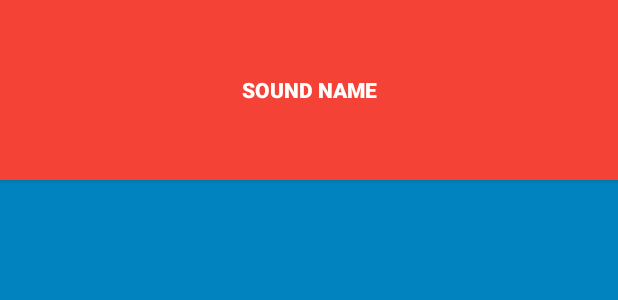
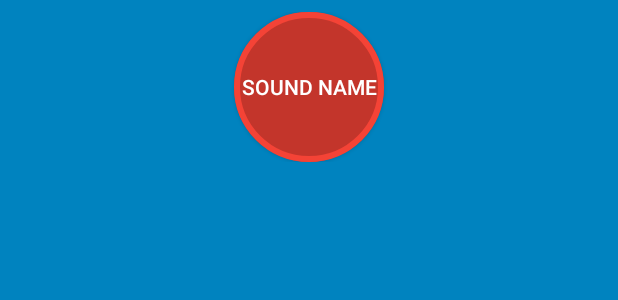
Before and after one commit to Jesiontrop/BeatBox, an Android app: the layout list_item_sound.xml on its own in the app's theme, with its tools: preview values and no code run, on a phone screen of 412 x 824 dp. Shown: the top 300 px of the screen. Run offline under Robolectric (Android 15) with nearby library versions, the phone set to English and light mode, and no system bars.

Commit message:
Chaged Button design

```diff
--- /dev/null
+++ b/app/src/main/res/drawable/button_beat_box.xml
@@ -0,0 +1,7 @@
+<?xml version="1.0" encoding="utf-8"?>
+<selector xmlns:android="http://schemas.android.com/apk/res/android">
+    <item android:drawable="@drawable/button_beat_box_pressed"
+        android:state_pressed="true"/>
+
+    <item android:drawable="@drawable/button_beat_box_normal"/>
+</selector>
--- /dev/null
+++ b/app/src/main/res/drawable/button_beat_box_normal.xml
@@ -0,0 +1,17 @@
+<?xml version="1.0" encoding="utf-8"?>
+<layer-list xmlns:android="http://schemas.android.com/apk/res/android">
+    <item>
+        <shape
+            android:shape="oval">
+
+            <solid android:color="@color/dark_red"/>
+        </shape>
+    </item>
+    <item>
+        <shape android:shape="oval">
+            <stroke
+                android:width="4dp"
+                android:color="@color/red"/>
+        </shape>
+    </item>
+</layer-list>
--- /dev/null
+++ b/app/src/main/res/drawable/button_beat_box_pressed.xml
@@ -0,0 +1,17 @@
+<?xml version="1.0" encoding="utf-8"?>
+<layer-list xmlns:android="http://schemas.android.com/apk/res/android">
+    <item>
+        <shape
+            android:shape="oval">
+
+            <solid android:color="@color/red"/>
+        </shape>
+    </item>
+    <item>
+        <shape android:shape="oval">
+            <stroke
+                android:width="4dp"
+                android:color="@color/dark_red"/>
+        </shape>
+    </item>
+</layer-list>
--- a/app/src/main/res/layout/list_item_sound.xml
+++ b/app/src/main/res/layout/list_item_sound.xml
@@ -6,11 +6,17 @@
             name="viewModel"
             type="com.regenswersali.beatbox.SoundViewModel" />
     </data>
-    <Button
-        style="@style/BeatBoxButton.Strong"
+    <FrameLayout
         android:layout_width="match_parent"
-        android:layout_height="120dp"
-        android:onClick="@{() -> viewModel.onButtonClicked()}"
-        android:text="@{viewModel.title}"
-        tools:text="Sound name"/>
+        android:layout_height="wrap_content"
+        android:layout_margin="8dp">
+        <Button
+            android:layout_width="100dp"
+            android:layout_height="100dp"
+            android:layout_gravity="center"
+            android:onClick="@{() -> viewModel.onButtonClicked()}"
+            android:text="@{viewModel.title}"
+            tools:text="Sound name"/>
+    </FrameLayout>
+
 </layout>
--- a/app/src/main/res/values/styles.xml
+++ b/app/src/main/res/values/styles.xml
@@ -8,14 +8,11 @@
         <item name="colorAccent">@color/gray</item>
 
         <item name="android:windowBackground">@color/soothing_blue</item>
+        <item name="buttonStyle">@style/BeatBoxButton</item>
     </style>
 
-    <style name="BeatBoxButton">
-        <item name="android:background">@color/red</item>
-    </style>
-
-    <style name="BeatBoxButton.Strong">
-        <item name="android:textStyle">bold</item>
+    <style name="BeatBoxButton" parent="Widget.AppCompat.Button">
+        <item name="android:background">@drawable/button_beat_box</item>
     </style>
 
     <style name="BeatBoxSeekBar">
```
